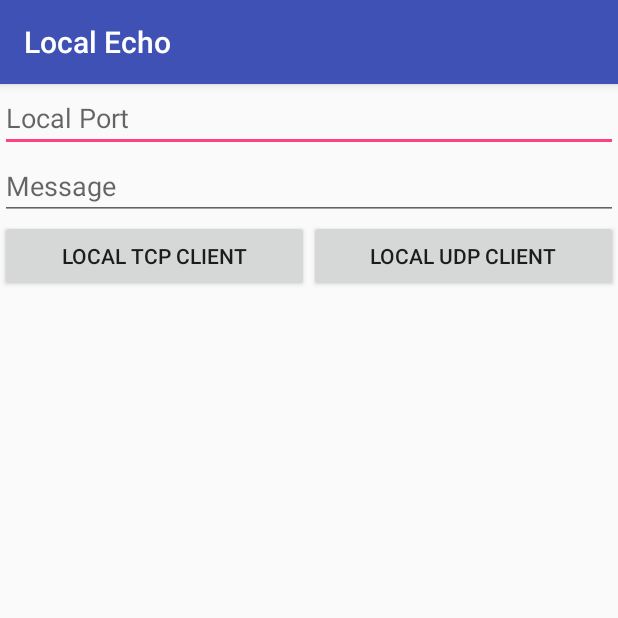
After one commit to Ziv-Android/NativeSocket, an Android app: the LocalActivity screen opened directly, with no data from a screen before it, on a phone screen of 412 x 824 dp, the top half of it. The commit adds this screen. Run offline under Robolectric (Android 15) with nearby library versions, the phone set to English and light mode, and no system bars.

Commit message:
Local socket server and client, native socket

```diff
--- a/app/src/main/java/com/ziv/socket/MainActivity.java
+++ b/app/src/main/java/com/ziv/socket/MainActivity.java
@@ -27,4 +27,9 @@ public class MainActivity extends AppCompatActivity {
         Intent intent = new Intent(this, ClientActivity.class);
         startActivity(intent);
     }
+
+    public void clickLocal(View view) {
+        Intent intent = new Intent(this, LocalActivity.class);
+        startActivity(intent);
+    }
 }
--- /dev/null
+++ b/app/src/main/res/layout/activity_local.xml
@@ -0,0 +1,46 @@
+<?xml version="1.0" encoding="utf-8"?>
+<LinearLayout xmlns:android="http://schemas.android.com/apk/res/android"
+    android:layout_width="match_parent"
+    android:layout_height="match_parent"
+    android:orientation="vertical">
+
+    <EditText
+        android:id="@+id/port_edit"
+        android:layout_width="match_parent"
+        android:layout_height="wrap_content"
+        android:hint="@string/local_port_edit"/>
+
+    <EditText
+        android:id="@+id/message_edit"
+        android:layout_width="match_parent"
+        android:layout_height="wrap_content"
+        android:hint="@string/edit_message"/>
+
+    <LinearLayout
+        android:layout_width="match_parent"
+        android:layout_height="wrap_content"
+        android:orientation="horizontal">
+        <Button
+            android:id="@+id/start_tcp_button"
+            android:layout_width="0dp"
+            android:layout_weight="1"
+            android:layout_height="wrap_content"
+            android:text="@string/btn_local_tcp_client_start"/>
+        <Button
+            android:id="@+id/start_udp_button"
+            android:layout_width="0dp"
+            android:layout_weight="1"
+            android:layout_height="wrap_content"
+            android:text="@string/btn_local_udp_client_start"/>
+    </LinearLayout>
+
+    <ScrollView
+        android:id="@+id/log_scroll"
+        android:layout_width="match_parent"
+        android:layout_height="wrap_content">
+        <TextView
+            android:id="@+id/log_view"
+            android:layout_width="match_parent"
+            android:layout_height="wrap_content" />
+    </ScrollView>
+</LinearLayout>
--- a/app/src/main/res/values/strings.xml
+++ b/app/src/main/res/values/strings.xml
@@ -15,4 +15,7 @@
 
     <string name="title_local">Local Echo</string>
     <string name="edit_port_local">Port Name</string>
+    <string name="local_port_edit">Local Port</string>
+    <string name="btn_local_tcp_client_start">Local TCP Client</string>
+    <string name="btn_local_udp_client_start">Local UDP Client</string>
 </resources>
```
Also changed, not shown: app/src/main/AndroidManifest.xml (+6 -2 lines), app/src/main/java/com/ziv/socket/LocalActivity.java (added, +151 -0 lines), app/src/main/res/layout/activity_main.xml (+11 -0 lines), 8 other files.
